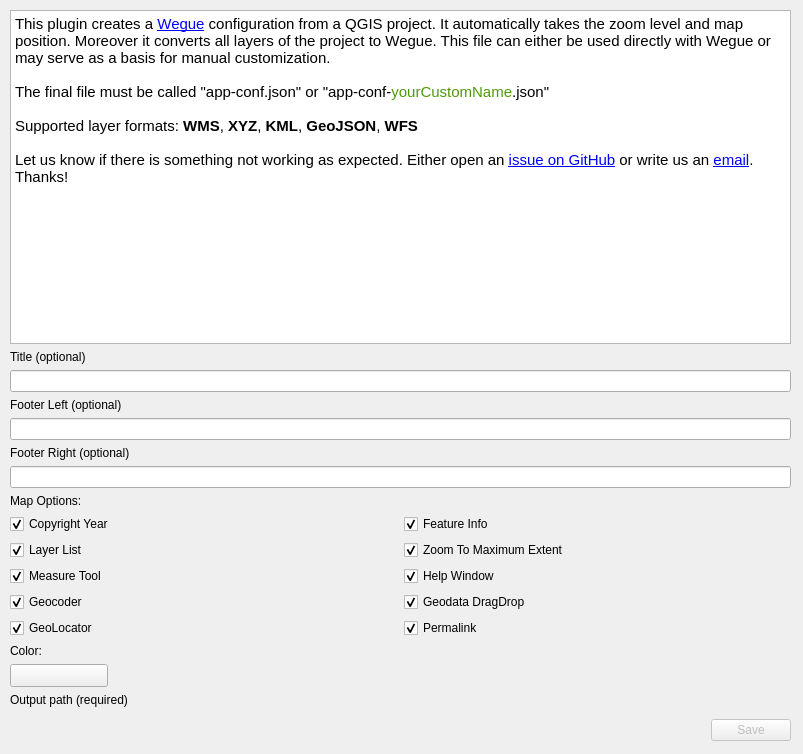
Before: the Qt Designer form qgis2wegue_dialog_base.ui in meggsimum/qgis2wegue, drawn with Qt 5.
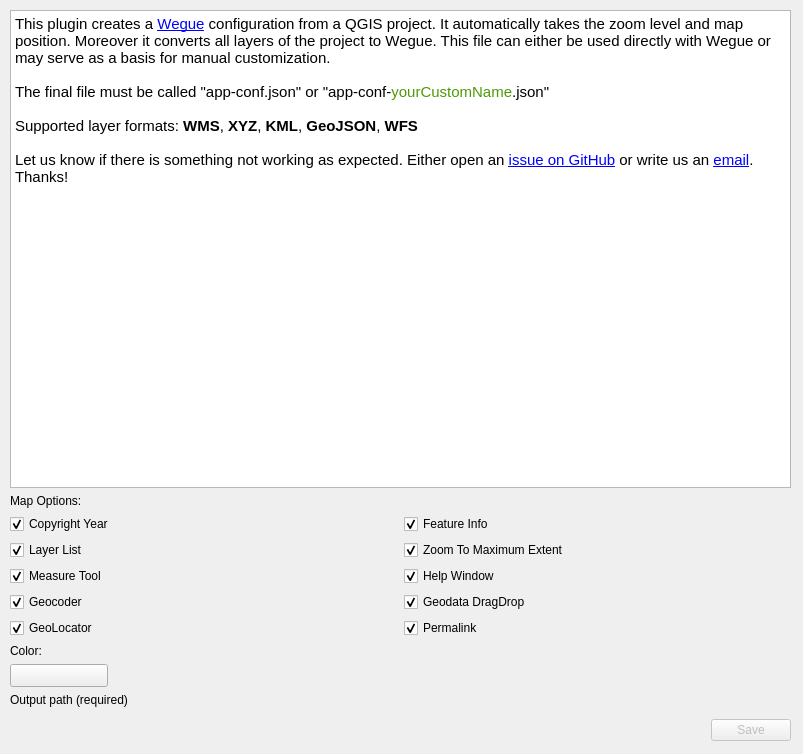
After: the same form once the commit is applied. Custom widgets are drawn as their Qt base class.

Commit message: Remove text input

```diff
--- a/qgis2wegue_dialog_base.ui
+++ b/qgis2wegue_dialog_base.ui
@@ -58,36 +58,6 @@
       </property>
      </widget>
     </item>
-    <item>
-     <widget class="QLabel" name="label_1">
-      <property name="text">
-       <string>Title (optional)</string>
-      </property>
-     </widget>
-    </item>
-    <item>
-     <widget class="QLineEdit" name="q2w_title_widget"/>
-    </item>
-    <item>
-     <widget class="QLabel" name="label_2">
-      <property name="text">
-       <string>Footer Left (optional)</string>
-      </property>
-     </widget>
-    </item>
-    <item>
-     <widget class="QLineEdit" name="q2w_footer_left_widget"/>
-    </item>
-    <item>
-     <widget class="QLabel" name="label_3">
-      <property name="text">
-       <string>Footer Right (optional)</string>
-      </property>
-     </widget>
-    </item>
-    <item>
-     <widget class="QLineEdit" name="q2w_footer_right_widget"/>
-    </item>
     <item>
      <widget class="QLabel" name="label_5">
       <property name="text">
```
The commit also changes 2 other files.
